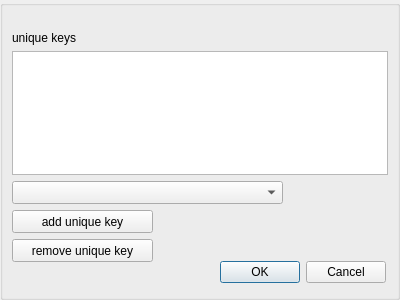
Above: u_widget.ui from tgys/csv-diff-gui before the change. Below: the same form after it.
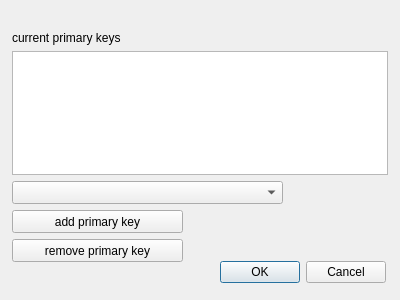
That is the form after the change.

The edit to the form file:
```diff
--- a/u_widget.ui
+++ b/u_widget.ui
@@ -1,7 +1,7 @@
 <?xml version="1.0" encoding="UTF-8"?>
 <ui version="4.0">
  <class>u_widget</class>
- <widget class="QGroupBox" name="u_widget">
+ <widget class="QDialog" name="u_widget">
   <property name="geometry">
    <rect>
     <x>0</x>
@@ -38,12 +38,12 @@
     <rect>
      <x>12</x>
      <y>210</y>
-     <width>141</width>
+     <width>171</width>
      <height>23</height>
     </rect>
    </property>
    <property name="text">
-    <string>add unique key</string>
+    <string>add primary key</string>
    </property>
   </widget>
   <widget class="QPushButton" name="pushButton_2">
@@ -51,12 +51,12 @@
     <rect>
      <x>12</x>
      <y>239</y>
-     <width>141</width>
+     <width>171</width>
      <height>23</height>
     </rect>
    </property>
    <property name="text">
-    <string>remove unique key</string>
+    <string>remove primary key</string>
    </property>
   </widget>
   <widget class="QDialogButtonBox" name="buttonBox">
@@ -80,12 +80,12 @@
     <rect>
      <x>12</x>
      <y>30</y>
-     <width>73</width>
+     <width>171</width>
      <height>16</height>
     </rect>
    </property>
    <property name="text">
-    <string>unique keys</string>
+    <string>current primary keys</string>
    </property>
   </widget>
  </widget>
```
